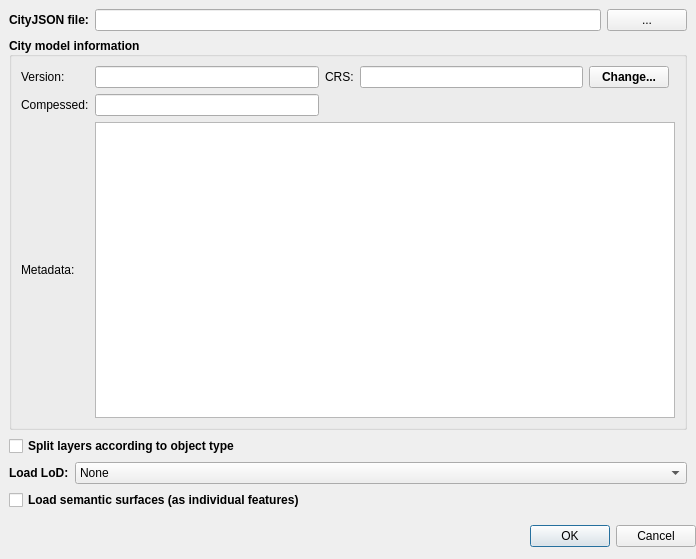
cityjson/cityjson-qgis-plugin, file gui/cityjson_loader_dialog_base.ui: the form before one commit.
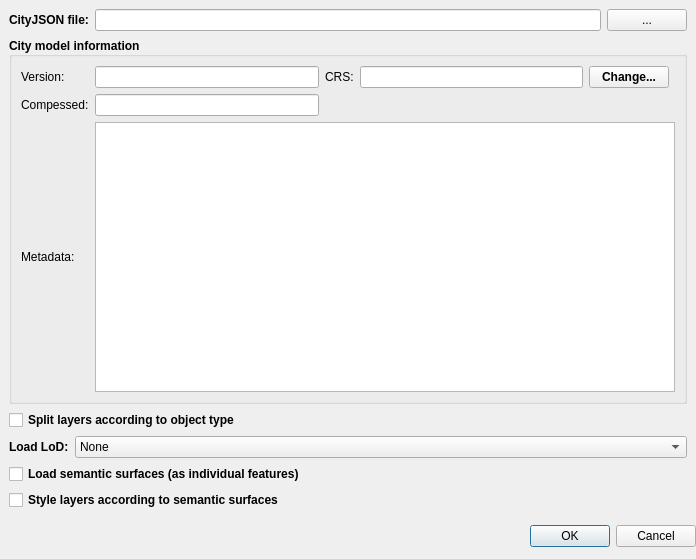
The form after the commit. Custom widgets are drawn as their Qt base class.

Commit message: Add option to enable rule-based 3d styling

The edit to the form file:
```diff
--- a/gui/cityjson_loader_dialog_base.ui
+++ b/gui/cityjson_loader_dialog_base.ui
@@ -52,7 +52,7 @@
         <height>507</height>
        </rect>
       </property>
-      <layout class="QVBoxLayout" name="verticalLayout_2" stretch="0,1,0,0,0">
+      <layout class="QVBoxLayout" name="verticalLayout_2" stretch="0,1,0,0,0,0">
        <item>
         <layout class="QHBoxLayout" name="horizontalLayout">
          <item>
@@ -289,6 +289,19 @@
          </property>
         </widget>
        </item>
+       <item>
+        <widget class="QCheckBox" name="semanticSurfacesStylingCheckBox">
+         <property name="font">
+          <font>
+           <weight>75</weight>
+           <bold>true</bold>
+          </font>
+         </property>
+         <property name="text">
+          <string>Style layers according to semantic surfaces</string>
+         </property>
+        </widget>
+       </item>
       </layout>
      </widget>
     </widget>
```
The commit also changes 1 other file.
